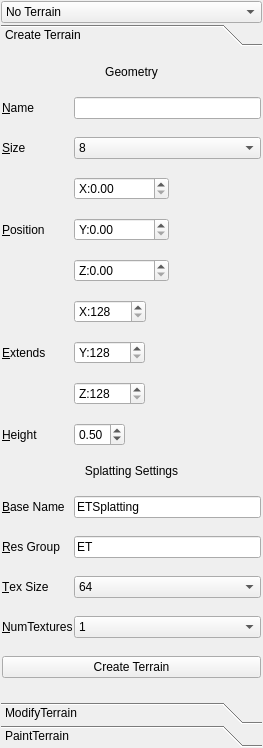
This is rl/trunk/editors/Lockenwickler/ui files/MyTerrainManagerDock.ui in rastullahs-lockenpracht/rastullahs-lockenpracht as Qt 5 draws it before an edit. The edited form follows.
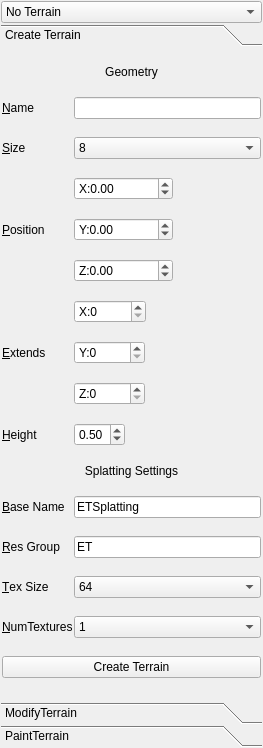
This is the edited form. Icons and pictures are not drawn.

Diff of the .ui file:
```diff
--- a/rl/trunk/editors/Lockenwickler/ui files/MyTerrainManagerDock.ui
+++ b/rl/trunk/editors/Lockenwickler/ui files/MyTerrainManagerDock.ui
@@ -48,7 +48,7 @@
         <x>0</x>
         <y>0</y>
         <width>261</width>
-        <height>637</height>
+        <height>656</height>
        </rect>
       </property>
       <attribute name="label" >
@@ -174,9 +174,15 @@
          <property name="prefix" >
           <string>X:</string>
          </property>
+         <property name="minimum" >
+          <double>-999999999.000000000000000</double>
+         </property>
          <property name="maximum" >
           <double>999999999.000000000000000</double>
          </property>
+         <property name="value" >
+          <double>0.000000000000000</double>
+         </property>
         </widget>
        </item>
        <item row="4" column="0" >
@@ -206,6 +212,9 @@
          <property name="prefix" >
           <string>Y:</string>
          </property>
+         <property name="minimum" >
+          <double>-999999999.000000000000000</double>
+         </property>
          <property name="maximum" >
           <double>999999999.000000000000000</double>
          </property>
@@ -228,6 +237,9 @@
          <property name="suffix" >
           <string/>
          </property>
+         <property name="minimum" >
+          <double>-999999999.000000000000000</double>
+         </property>
          <property name="maximum" >
           <double>999999999.000000000000000</double>
          </property>
@@ -254,7 +266,7 @@
           <string>X:</string>
          </property>
          <property name="minimum" >
-          <number>128</number>
+          <number>0</number>
          </property>
          <property name="maximum" >
           <number>10000</number>
@@ -295,7 +307,7 @@
           <string>Y:</string>
          </property>
          <property name="minimum" >
-          <number>128</number>
+          <number>0</number>
          </property>
          <property name="maximum" >
           <number>10000</number>
@@ -323,7 +335,7 @@
           <string>Z:</string>
          </property>
          <property name="minimum" >
-          <number>128</number>
+          <number>0</number>
          </property>
          <property name="maximum" >
           <number>10000</number>
```
Left out of the diff: 4 changed lines with no effect on the pictures.
